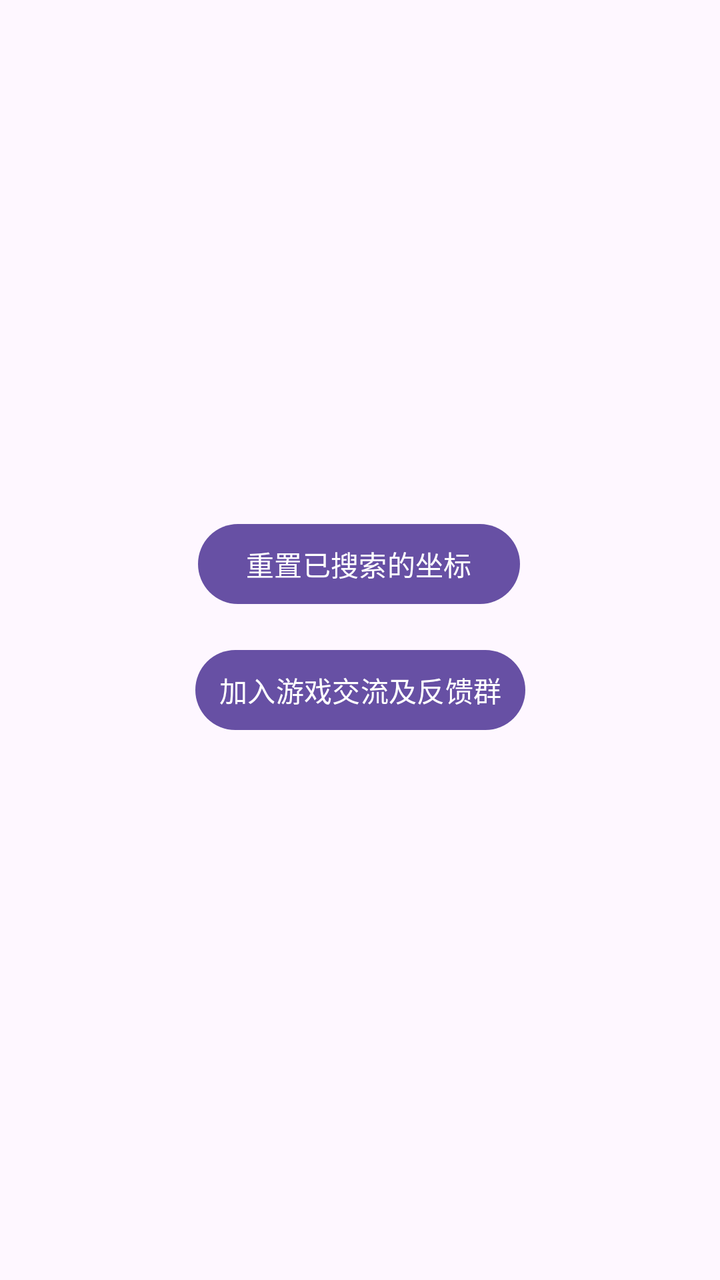
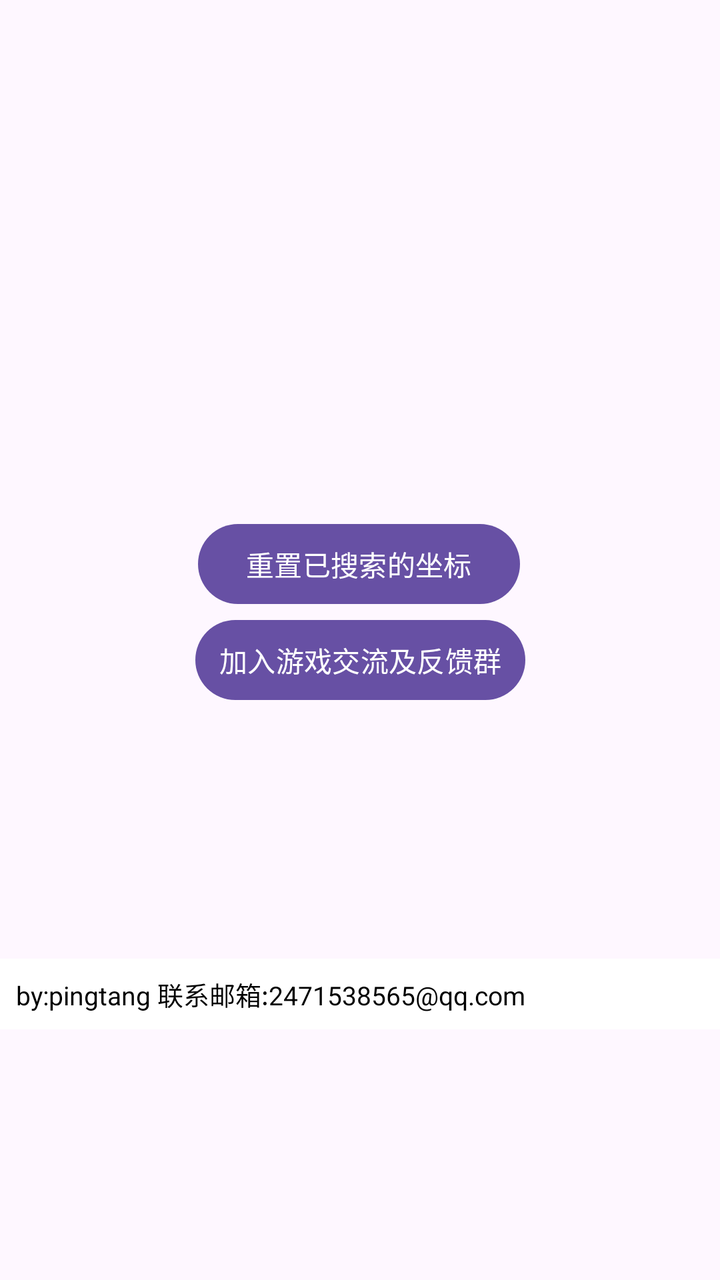

Before-and-after screenshots of an Android layout around one commit, followed by the original layout XML and the change that was made.
<!-- AndroidManifest.xml: application theme Theme.Fish -->
<!-- res/layout/activity_main.xml -->
<?xml version="1.0" encoding="utf-8"?>
<androidx.constraintlayout.widget.ConstraintLayout xmlns:android="http://schemas.android.com/apk/res/android"
    xmlns:app="http://schemas.android.com/apk/res-auto"
    xmlns:tools="http://schemas.android.com/tools"
    android:id="@+id/main"
    android:layout_width="match_parent"
    android:layout_height="match_parent"
    tools:context=".MainActivity">

    

    <Button
        android:id="@+id/ResetPos"
        android:layout_width="wrap_content"
        android:layout_height="wrap_content"
        android:text="重置已搜索的坐标"
        app:layout_constraintBottom_toBottomOf="parent"
        app:layout_constraintEnd_toEndOf="parent"
        app:layout_constraintHorizontal_bias="0.497"
        app:layout_constraintStart_toStartOf="parent"
        app:layout_constraintTop_toTopOf="parent"
        app:layout_constraintVertical_bias="0.436" />
    <Button
        android:id="@+id/JoinGroup"
        android:layout_width="wrap_content"
        android:layout_height="wrap_content"
        android:text="加入游戏交流及反馈群"
        android:paddingHorizontal="12dp"
        android:paddingVertical="6dp"
        android:singleLine="false"
        app:layout_constraintBottom_toBottomOf="parent"
        app:layout_constraintEnd_toEndOf="parent"
        app:layout_constraintStart_toStartOf="parent"
        app:layout_constraintTop_toBottomOf="@+id/ResetPos"
        app:layout_constraintVertical_bias="0.053" />


</androidx.constraintlayout.widget.ConstraintLayout>
<!-- resources referenced by this layout -->
<resources>
  <style name="Theme.Fish" parent="Base.Theme.Fish" />
  <style name="Base.Theme.Fish" parent="Theme.Material3.DayNight.NoActionBar">
          
          
      </style>
</resources>

<!-- the commit's change to res/layout/activity_main.xml (unified diff, before → after) -->
@@ -6,8 +6,6 @@
     android:layout_width="match_parent"
     android:layout_height="match_parent"
     tools:context=".MainActivity">
-
-    
 
     <Button
         android:id="@+id/ResetPos"
@@ -20,6 +18,7 @@
         app:layout_constraintStart_toStartOf="parent"
         app:layout_constraintTop_toTopOf="parent"
         app:layout_constraintVertical_bias="0.436" />
+
     <Button
         android:id="@+id/JoinGroup"
         android:layout_width="wrap_content"
@@ -28,11 +27,22 @@
         android:paddingHorizontal="12dp"
         android:paddingVertical="6dp"
         android:singleLine="false"
-        app:layout_constraintBottom_toBottomOf="parent"
+        app:layout_constraintTop_toBottomOf="@id/ResetPos"
+        app:layout_constraintStart_toStartOf="parent"
+        app:layout_constraintEnd_toEndOf="parent" />
+
+    <TextView
+        android:id="@+id/textView"
+        android:layout_width="match_parent"
+        android:layout_height="wrap_content"
+        android:text="by:pingtang 联系邮箱:2471538565@qq.com"
+        android:background="#FFFFFFFF"
+        android:textColor="#FF000000"
+        android:textSize="13sp"
+        android:padding="8dp"
+        app:layout_constraintTop_toBottomOf="@id/JoinGroup"
+        app:layout_constraintStart_toStartOf="parent"
         app:layout_constraintEnd_toEndOf="parent"
-        app:layout_constraintStart_toStartOf="parent"
-        app:layout_constraintTop_toBottomOf="@+id/ResetPos"
-        app:layout_constraintVertical_bias="0.053" />
-
+        app:layout_constraintBottom_toBottomOf="parent" />
 
 </androidx.constraintlayout.widget.ConstraintLayout>
